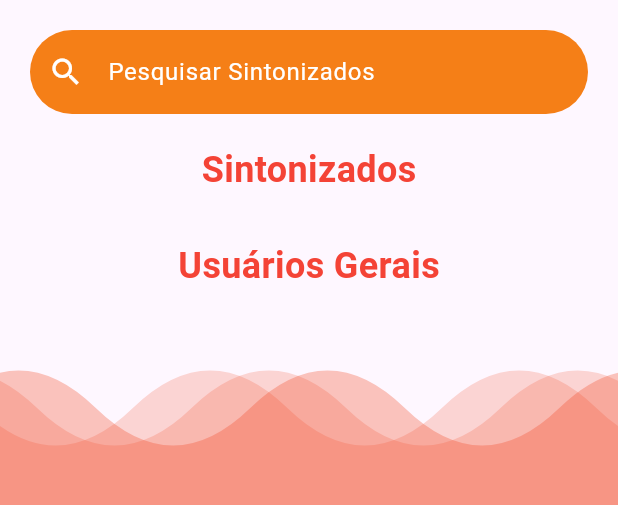
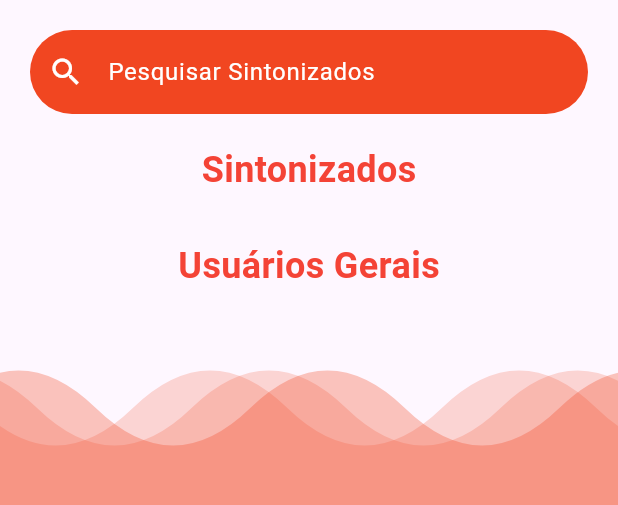
Before and after one commit to MarcosNeto14/Sintonize, a Flutter app: the SintonizadosScreen screen opened directly, on a phone screen of 412 x 824 dp, the part 210-715 px from its top. Run offline on Flutter 3.47's test engine with Material 3 defaults, Android fonts, the phone set to English and light mode, and no system bars; our stand-ins replace cloud_firestore, firebase_auth, firebase_core; accounts and stored records are empty; Roboto replaces fonts that are missing (Piazzolla).

Commit message:
Final antes da apresentação

```diff
--- a/lib/sintonizados.dart
+++ b/lib/sintonizados.dart
@@ -160,7 +160,7 @@ class _SintonizadosScreenState extends State<SintonizadosScreen>
                     decoration: InputDecoration(
                       hintText: 'Pesquisar Sintonizados',
                       filled: true,
-                      fillColor: Colors.yellow[900],
+                      fillColor: Color(0xFFF14621),
                       border: OutlineInputBorder(
                         borderRadius: BorderRadius.circular(30),
                         borderSide: BorderSide.none,
```
